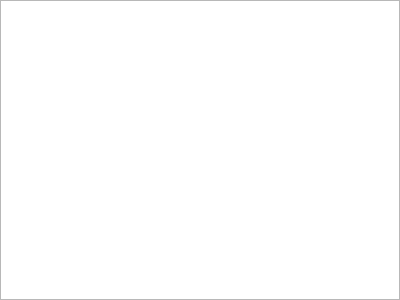
timi-liuliang/echo, file editor/echo/Base/UI/LuaEditor/LuaEditor.ui: the form before one commit.
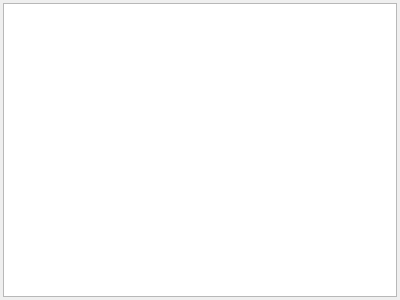
The form after the commit.

Commit message: Edit lua script #168

What changed in the file:
```diff
--- a/editor/echo/Base/UI/LuaEditor/LuaEditor.ui
+++ b/editor/echo/Base/UI/LuaEditor/LuaEditor.ui
@@ -1,7 +1,7 @@
 <?xml version="1.0" encoding="UTF-8"?>
 <ui version="4.0">
- <class>LuaEditor</class>
- <widget class="QWidget" name="LuaEditor">
+ <class>ScriptEditorPanel</class>
+ <widget class="QDockWidget" name="ScriptEditorPanel">
   <property name="geometry">
    <rect>
     <x>0</x>
@@ -13,26 +13,28 @@
   <property name="windowTitle">
    <string>Form</string>
   </property>
+  <widget class="QWidget" name="dockWidgetContents">
   <layout class="QVBoxLayout" name="verticalLayout">
    <property name="spacing">
-    <number>0</number>
+     <number>3</number>
    </property>
    <property name="leftMargin">
-    <number>0</number>
+     <number>3</number>
    </property>
    <property name="topMargin">
-    <number>0</number>
+     <number>3</number>
    </property>
    <property name="rightMargin">
-    <number>0</number>
+     <number>3</number>
    </property>
    <property name="bottomMargin">
-    <number>0</number>
+     <number>3</number>
    </property>
    <item>
     <widget class="QTextEdit" name="m_textEditor"/>
    </item>
   </layout>
+  </widget>
  </widget>
  <resources/>
  <connections/>
```
Left out of the diff: 2 changed lines with no effect on the pictures. Lines whose indentation alone changed are shown as unchanged. The commit also changes 4 other files.
